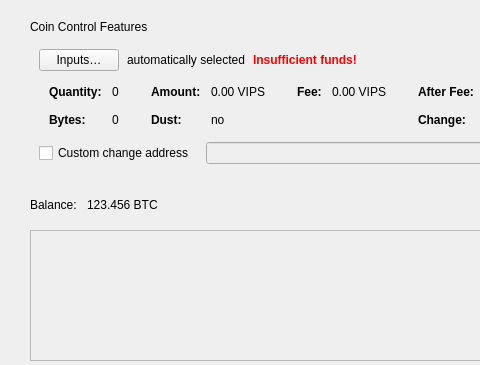
Qt form src/qt/forms/sendcoinsdialog.ui (nezirin777/VIPSTARCOIN_dev) before a commit; both pictures show x 0 to 480 and y 0 to 365 of the 935 by 589 pixel window.
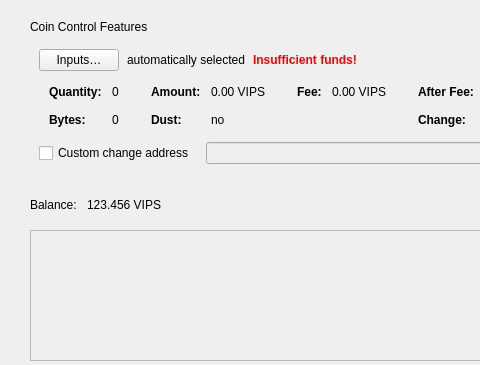
The same form after that commit. Icons and pictures are not drawn. Custom widgets are drawn as their Qt base class.

What changed in the file:
```diff
--- a/src/qt/forms/sendcoinsdialog.ui
+++ b/src/qt/forms/sendcoinsdialog.ui
@@ -644,7 +644,7 @@
            <cursorShape>IBeamCursor</cursorShape>
           </property>
           <property name="text">
-           <string notr="true">123.456 BTC</string>
+           <string notr="true">123.456 VIPS</string>
           </property>
           <property name="textInteractionFlags">
            <set>Qt::LinksAccessibleByMouse|Qt::TextSelectableByMouse</set>
```
